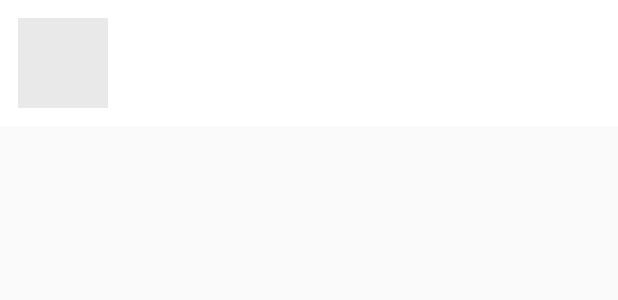
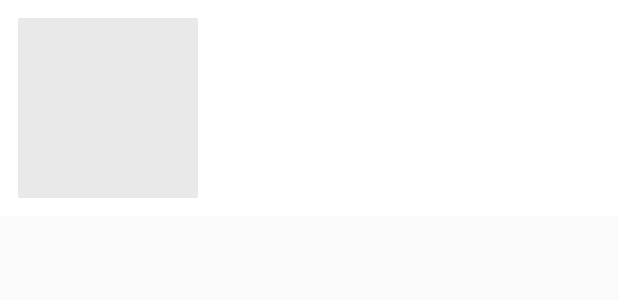
Before and after one commit to HyperDogs/FurnitureTabApplication, an Android app: the layout item_recycler_list.xml on its own in the app's theme, with its tools: preview values and no code run, on a phone screen of 412 x 824 dp. Shown: the top 300 px of the screen. Run offline under Robolectric (Android 15) with nearby library versions, the phone set to English and light mode, and no system bars.

Commit message:
Fragment

```diff
--- a/app/src/main/res/layout/fragment_qapage_i.xml
+++ b/app/src/main/res/layout/fragment_qapage_i.xml
@@ -20,7 +20,8 @@
             android:layout_height="wrap_content"
             android:background="@color/white"
             android:paddingBottom="15dp"
-            android:paddingTop="10dp">
+            android:paddingTop="10dp"
+            android:focusableInTouchMode="true">
 
             <RelativeLayout
                 android:id="@+id/relativeLayoutImg"
--- a/app/src/main/res/layout/item_recycler_list.xml
+++ b/app/src/main/res/layout/item_recycler_list.xml
@@ -10,16 +10,18 @@
 
     <ImageView
         android:id="@+id/img_user"
-        android:layout_width="60dp"
-        android:layout_height="60dp"
+        android:layout_width="120dp"
+        android:layout_height="120dp"
         android:background="#16000000" />
 
     <LinearLayout
         android:layout_width="0dp"
         android:layout_height="wrap_content"
+        android:layout_gravity="top"
         android:layout_marginLeft="16dp"
+        android:layout_marginTop="20dp"
         android:layout_weight="1"
-        android:gravity="center_vertical"
+        android:gravity="top|left"
         android:orientation="vertical">
 
 
@@ -29,7 +31,7 @@
             android:layout_height="wrap_content"
             android:text=""
             android:textColor="#212121"
-            android:textSize="14dp" />
+            android:textSize="18sp" />
 
         <TextView
             android:id="@+id/item_txt_message"
@@ -38,7 +40,7 @@
             android:layout_marginTop="8dp"
             android:text=""
             android:textColor="#727272"
-            android:textSize="14dp" />
+            android:textSize="18sp" />
 
     </LinearLayout>
 
```
Also changed, not shown: app/src/main/java/com/example/ton/furnituretabapplication/HelperMethod.java (added, +50 -0 lines), app/src/main/java/com/example/ton/furnituretabapplication/QAPageI.java (+16 -21 lines).
